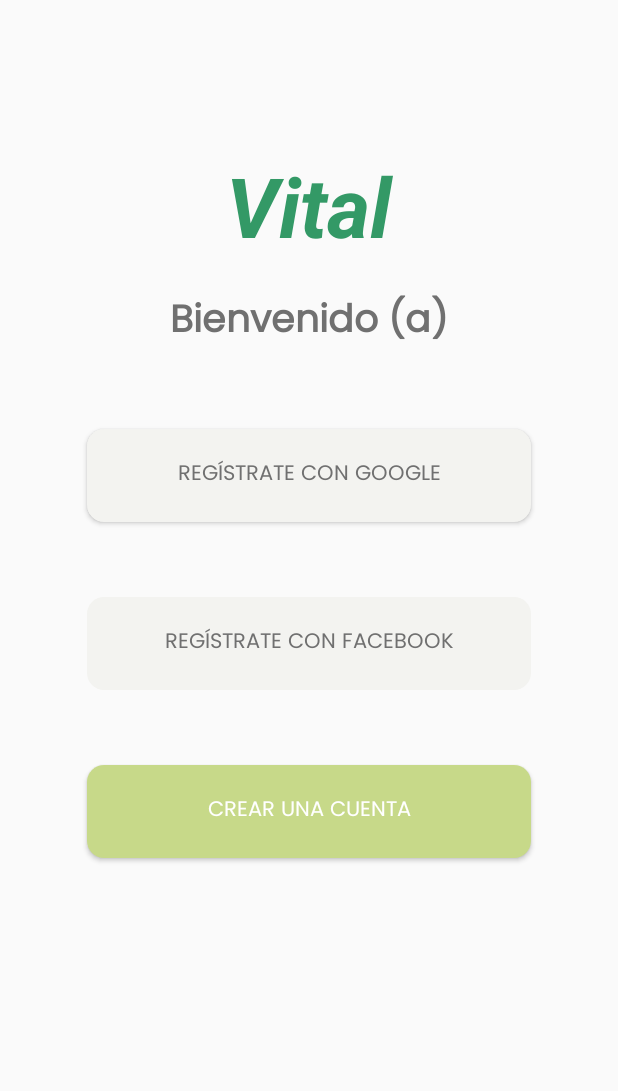
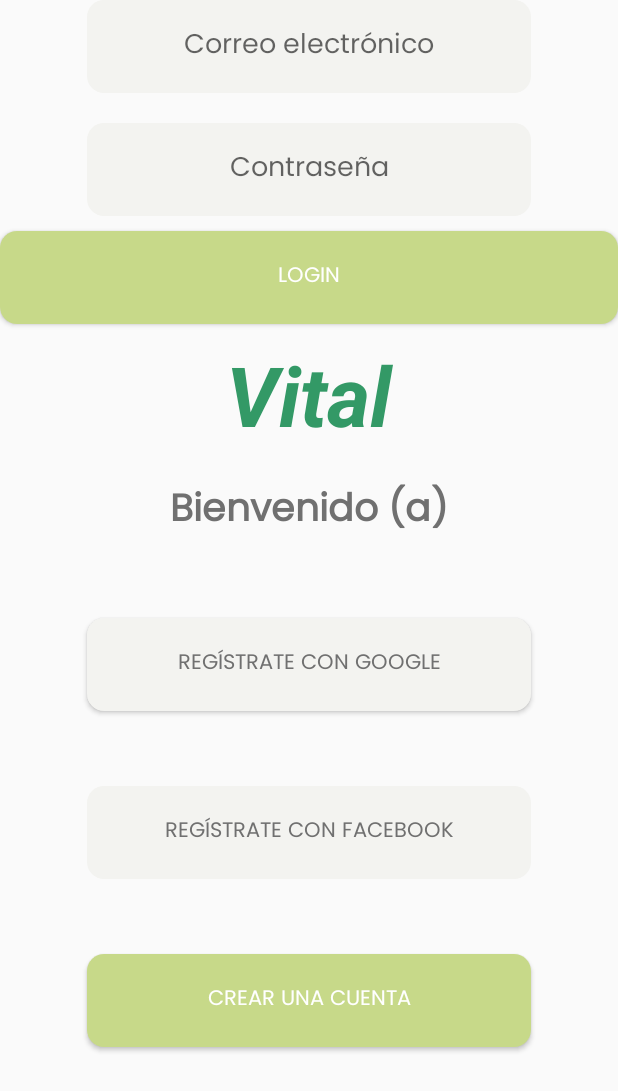
Before and after one commit to ignasscio/vital, an Android app: the layout activity_log_in.xml on its own in the app's theme, with its tools: preview values and no code run, on a phone screen of 412 x 824 dp. Shown: the top 1091 px of the screen. Run offline under Robolectric (Android 15) with nearby library versions, the phone set to English and light mode, and no system bars.

Commit message:
Actualización login y splash modificado

```diff
--- a/app/src/main/java/itson/edu/mx/vital/MainActivity.kt
+++ b/app/src/main/java/itson/edu/mx/vital/MainActivity.kt
@@ -10,6 +10,11 @@ import androidx.navigation.ui.setupActionBarWithNavController
 import androidx.navigation.ui.setupWithNavController
 import android.util.Log
 import itson.edu.mx.vital.databinding.ActivityMainBinding
+
+enum class ProviderType{
+    BASIC
+
+}
 
 class MainActivity : AppCompatActivity() {
 
--- a/app/src/main/res/layout/activity_log_in.xml
+++ b/app/src/main/res/layout/activity_log_in.xml
@@ -6,9 +6,41 @@
     android:layout_height="match_parent"
     tools:context=".LogInActivity"
     android:orientation="vertical">
+    <EditText android:id="@+id/et_emailLogin"
+        android:layout_marginTop="0dp"
+        android:layout_width="296dp"
+        android:layout_height="62dp"
+        android:background="@drawable/round_gray_button"
+        android:hint="@string/email_hint"
+        android:fontFamily="@font/poppins_regular"
+        android:textColor="@color/gray_text"
+        android:layout_gravity="center"
+        android:textAlignment="center"
+        android:inputType="textEmailAddress"/>
+    <EditText android:id="@+id/et_passwordLogin"
+        android:layout_marginTop="20dp"
+        android:layout_width="296dp"
+        android:layout_height="62dp"
+        android:background="@drawable/round_gray_button"
+        android:hint="@string/password_hint"
+        android:fontFamily="@font/poppins_regular"
+        android:textColor="@color/gray_text"
+        android:layout_gravity="center"
+        android:textAlignment="center"
+        android:inputType="textPassword"/>
+    <Button
+        android:id="@+id/btn_login"
+        android:layout_width="match_parent"
+        android:layout_height="62dp"
+        android:layout_gravity="center"
+        android:layout_marginTop="10sp"
+        android:background="@drawable/round_beige_button"
+        android:fontFamily="@font/poppins_regular"
+        android:text="Login"
+        android:textColor="@color/white" />
 
     <TextView
-        android:layout_marginTop="100dp"
+        android:layout_marginTop="10dp"
         android:layout_width="150dp"
         android:gravity="center"
         android:layout_height="wrap_content"
--- a/app/src/main/res/values/styles.xml
+++ b/app/src/main/res/values/styles.xml
@@ -1,3 +1,15 @@
 <?xml version="1.0" encoding="utf-8"?>
 <resources>
+    <style name ="AppTheme" parent="Theme.AppCompat.Light.DarkActionBar">
+        <item name="colorPrimary">@color/principal</item>
+
+    </style>
+
+    <style name="SplashTheme" parent="AppTheme">
+        <item name="android:windowBackground">@drawable/vital</item>
+
+    </style>
+
+
+
 </resources>
--- a/build.gradle
+++ b/build.gradle
@@ -6,8 +6,9 @@ buildscript {
         mavenCentral()
     }
     dependencies {
-        classpath "com.android.tools.build:gradle:4.2.1"
+        classpath 'com.android.tools.build:gradle:4.2.2'
         classpath "org.jetbrains.kotlin:kotlin-gradle-plugin:$kotlin_version"
+        classpath 'com.google.gms:google-services:4.3.5'
 
         // NOTE: Do not place your application dependencies here; they belong
         // in the individual module build.gradle files
```
Also changed, not shown: app/build.gradle (+104 -8 lines), app/src/main/AndroidManifest.xml (+13 -4 lines), app/src/main/java/itson/edu/mx/vital/LogInActivity.kt (+129 -1 lines), app/src/main/res/values/colors.xml (+8 -0 lines), 1 other file.
